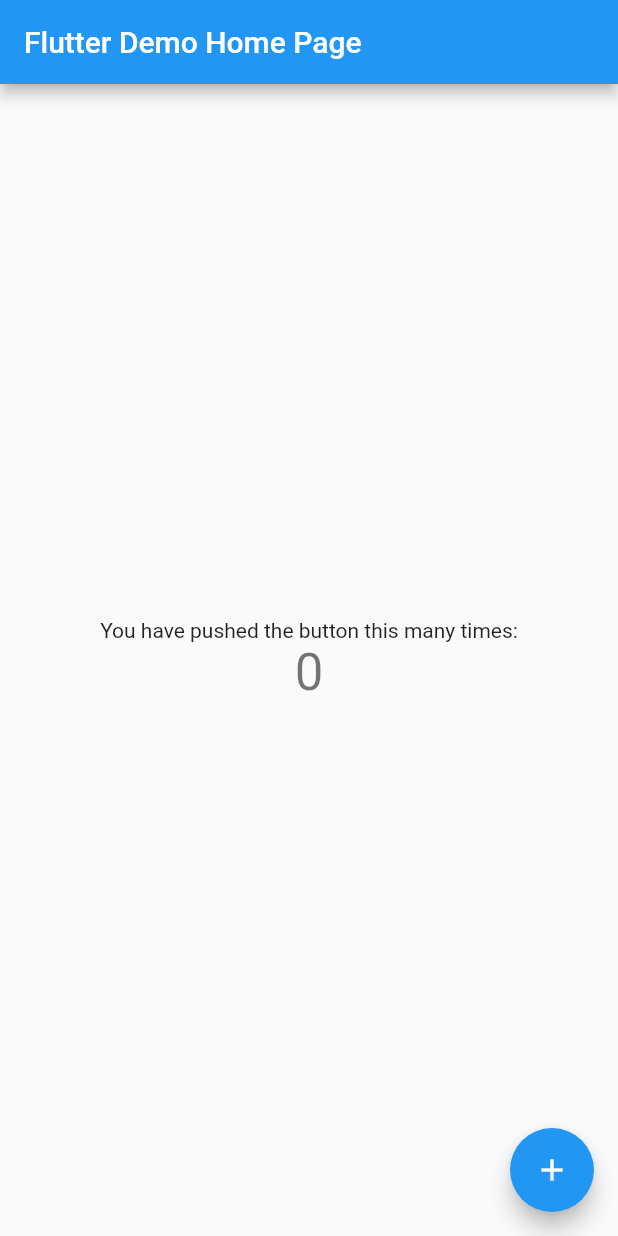
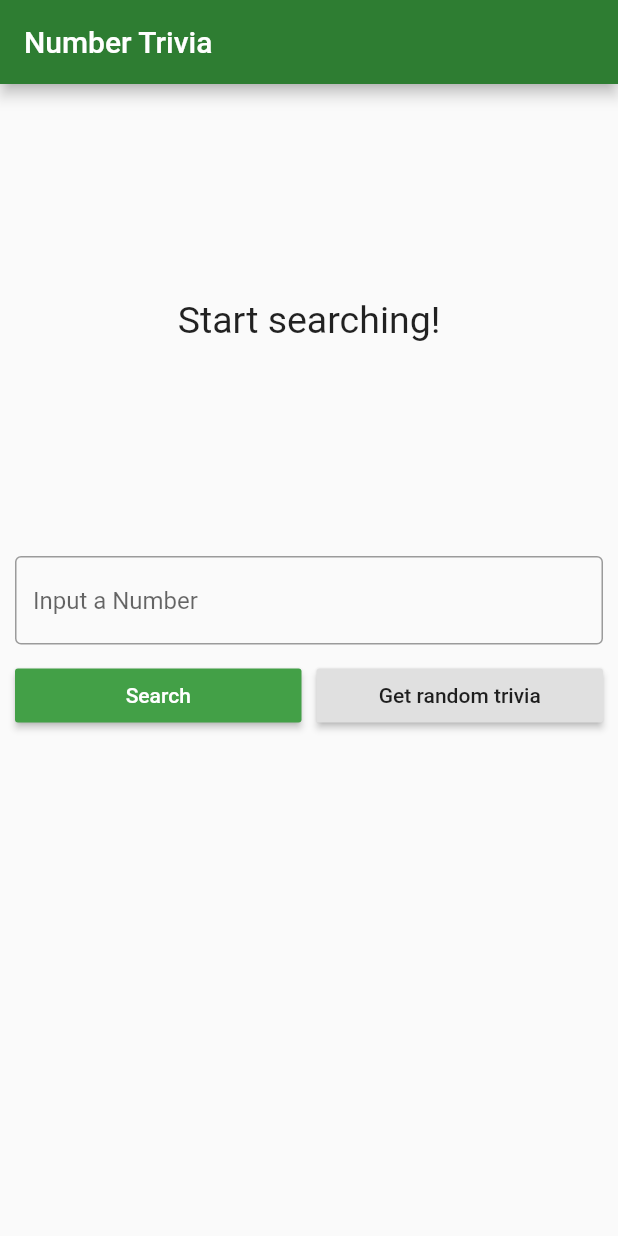
Before and after one commit to dupr0n/flutter_clean_arch_tdd, a Flutter app: the screen it shows after launch, on a phone screen of 412 x 824 dp. Run offline on Flutter 3.47's test engine with Material 2 defaults, Android fonts, the phone set to English and light mode, and no system bars; our stand-ins replace bloc, dartz, data_connection_checker, equatable, flutter_bloc, get_it and 1 more.

Commit message:
UI finished, but getRandomTrivia refuses to work

```diff
--- a/lib/features/number_trivia/domain/usecases/get_random_number_trivia.dart
+++ b/lib/features/number_trivia/domain/usecases/get_random_number_trivia.dart
@@ -11,5 +11,5 @@ class GetRandomNumberTrivia implements UseCase<NumberTrivia, NoParams> {
 
   @override
   Future<Either<Failure, NumberTrivia>> call(NoParams params) async =>
-      await repository.getRandomNumberTrivia();
+      repository.getRandomNumberTrivia();
 }
--- /dev/null
+++ b/lib/features/number_trivia/presentation/pages/number_trivia_page.dart
@@ -0,0 +1,53 @@
+import 'package:flutter/material.dart';
+import 'package:flutter_bloc/flutter_bloc.dart';
+import '../widgets/trivia_controls.dart';
+
+import '../../../../injection_container.dart';
+import '../bloc/number_trivia_bloc.dart';
+import '../widgets/loading_widget.dart';
+import '../widgets/message_display.dart';
+import '../widgets/trivia_display.dart';
+
+class NumberTriviaPage extends StatelessWidget {
+  @override
+  Widget build(BuildContext context) {
+    return Scaffold(
+      appBar: AppBar(
+        title: Text('Number Trivia'),
+      ),
+      body: BlocProvider(
+        create: (_) => sl<NumberTriviaBloc>(),
+        child: SingleChildScrollView(
+          child: Center(
+            child: Padding(
+              padding: const EdgeInsets.all(10.0),
+              child: Column(
+                children: <Widget>[
+                  SizedBox(height: 10),
+                  BlocBuilder<NumberTriviaBloc, NumberTriviaState>(
+                    builder: (context, state) {
+                      if (state is Empty) {
+                        return MessageDisplay('Start searching!');
+                      } else if (state is Loading) {
+                        return LoadingWidget();
+                      } else if (state is Loaded) {
+                        return TriviaDisplay(state.trivia);
+                      } else if (state is Error) {
+                        return MessageDisplay(state.message);
+                      } else {
+                        return MessageDisplay('Something went wrong');
+                      }
+                    },
+                  ),
+                  SizedBox(height: 20),
+                  //* Bottom half
+                  TriviaControls()
+                ],
+              ),
+            ),
+          ),
+        ),
+      ),
+    );
+  }
+}
--- /dev/null
+++ b/lib/features/number_trivia/presentation/widgets/message_display.dart
@@ -0,0 +1,25 @@
+import 'package:flutter/material.dart';
+
+class MessageDisplay extends StatelessWidget {
+  final String message;
+  const MessageDisplay(
+    this.message, {
+    Key key,
+  }) : super(key: key);
+
+  @override
+  Widget build(BuildContext context) {
+    return Container(
+      height: MediaQuery.of(context).size.height / 3,
+      child: Center(
+        child: SingleChildScrollView(
+          child: Text(
+            message,
+            style: TextStyle(fontSize: 25),
+            textAlign: TextAlign.center,
+          ),
+        ),
+      ),
+    );
+  }
+}
--- /dev/null
+++ b/lib/features/number_trivia/presentation/widgets/trivia_controls.dart
@@ -0,0 +1,65 @@
+import 'package:flutter/material.dart';
+import 'package:flutter_bloc/flutter_bloc.dart';
+import 'package:flutter_clean_arch_tdd/features/number_trivia/presentation/bloc/number_trivia_bloc.dart';
+
+class TriviaControls extends StatefulWidget {
+  const TriviaControls({
+    Key key,
+  }) : super(key: key);
+
+  @override
+  _TriviaControlsState createState() => _TriviaControlsState();
+}
+
+class _TriviaControlsState extends State<TriviaControls> {
+  final controller = TextEditingController();
+  @override
+  Widget build(BuildContext context) {
+    return Column(
+      children: <Widget>[
+        TextField(
+          controller: controller,
+          decoration: InputDecoration(
+            border: OutlineInputBorder(),
+            hintText: 'Input a Number',
+          ),
+          keyboardType: TextInputType.number,
+          onSubmitted: (_) => dispatchConcrete(),
+        ),
+        SizedBox(height: 10),
+        Row(
+          children: <Widget>[
+            Expanded(
+              child: RaisedButton(
+                child: Text('Search'),
+                color: Theme.of(context).accentColor,
+                textTheme: ButtonTextTheme.primary,
+                onPressed: dispatchConcrete,
+              ),
+            ),
+            SizedBox(
+              width: 10,
+            ),
+            Expanded(
+              child: RaisedButton(
+                child: Text('Get random trivia'),
+                onPressed: () {},
+              ),
+            ),
+          ],
+        ),
+      ],
+    );
+  }
+
+  void dispatchConcrete() {
+    BlocProvider.of<NumberTriviaBloc>(context)
+        .add(GetNumberTriviaForConcreteNumber(controller.text));
+    controller.clear();
+  }
+
+  void dispatchRandom() {
+    BlocProvider.of<NumberTriviaBloc>(context)
+        .add(GetNumberTriviaForRandomNumber());
+  }
+}
--- a/lib/injection_container.dart
+++ b/lib/injection_container.dart
@@ -15,7 +15,7 @@ import 'features/number_trivia/presentation/bloc/number_trivia_bloc.dart';
 
 final sl = GetIt.instance;
 
-void init() {
+Future<void> init() async {
   //$ Features - Number Trivia
   //#   Bloc
   sl.registerFactory(() => NumberTriviaBloc(
@@ -48,7 +48,8 @@ void init() {
   sl.registerLazySingleton<NetworkInfo>(() => NetworkInfoImpl(sl()));
 
   //$ External
-  sl.registerLazySingletonAsync(() => SharedPreferences.getInstance());
+  final sharedPreferences = await SharedPreferences.getInstance();
+  sl.registerLazySingleton(() => sharedPreferences);
   sl.registerLazySingleton(() => http.Client());
   sl.registerLazySingleton(() => DataConnectionChecker());
 }
--- a/lib/main.dart
+++ b/lib/main.dart
@@ -1,10 +1,13 @@
 import 'package:flutter/material.dart';
+
+import 'features/number_trivia/presentation/pages/number_trivia_page.dart';
 import 'injection_container.dart' as di;
 
 // import 'injection_container.dart' as di;
 
-void main() {
-  di.init();
+void main() async {
+  WidgetsFlutterBinding.ensureInitialized();
+  await di.init();
   runApp(MyApp());
 }
 
@@ -12,59 +15,13 @@ class MyApp extends StatelessWidget {
   @override
   Widget build(BuildContext context) {
     return MaterialApp(
-      title: 'Flutter Demo',
+      title: 'Number Trivia',
       theme: ThemeData(
-        primarySwatch: Colors.blue,
+        primaryColor: Colors.green.shade800,
+        accentColor: Colors.green.shade600,
         visualDensity: VisualDensity.adaptivePlatformDensity,
       ),
-      home: MyHomePage(title: 'Flutter Demo Home Page'),
+      home: NumberTriviaPage(),
     );
   }
 }
-
-class MyHomePage extends StatefulWidget {
-  MyHomePage({Key key, this.title}) : super(key: key);
-
-  final String title;
-
-  @override
-  _MyHomePageState createState() => _MyHomePageState();
-}
-
-class _MyHomePageState extends State<MyHomePage> {
-  int _counter = 0;
-
-  void _incrementCounter() {
-    setState(() {
-      _counter++;
-    });
-  }
-
-  @override
-  Widget build(BuildContext context) {
-    return Scaffold(
-      appBar: AppBar(
-        title: Text(widget.title),
-      ),
-      body: Center(
-        child: Column(
-          mainAxisAlignment: MainAxisAlignment.center,
-          children: <Widget>[
-            Text(
-              'You have pushed the button this many times:',
-            ),
-            Text(
-              '$_counter',
-              style: Theme.of(context).textTheme.headline4,
-            ),
-          ],
-        ),
-      ),
-      floatingActionButton: FloatingActionButton(
-        onPressed: _incrementCounter,
-        tooltip: 'Increment',
-        child: Icon(Icons.add),
-      ),
-    );
-  }
-}
```
Also changed, not shown: lib/features/number_trivia/presentation/widgets/loading_widget.dart (added, +17 -0 lines), lib/features/number_trivia/presentation/widgets/trivia_display.dart (added, +40 -0 lines).
